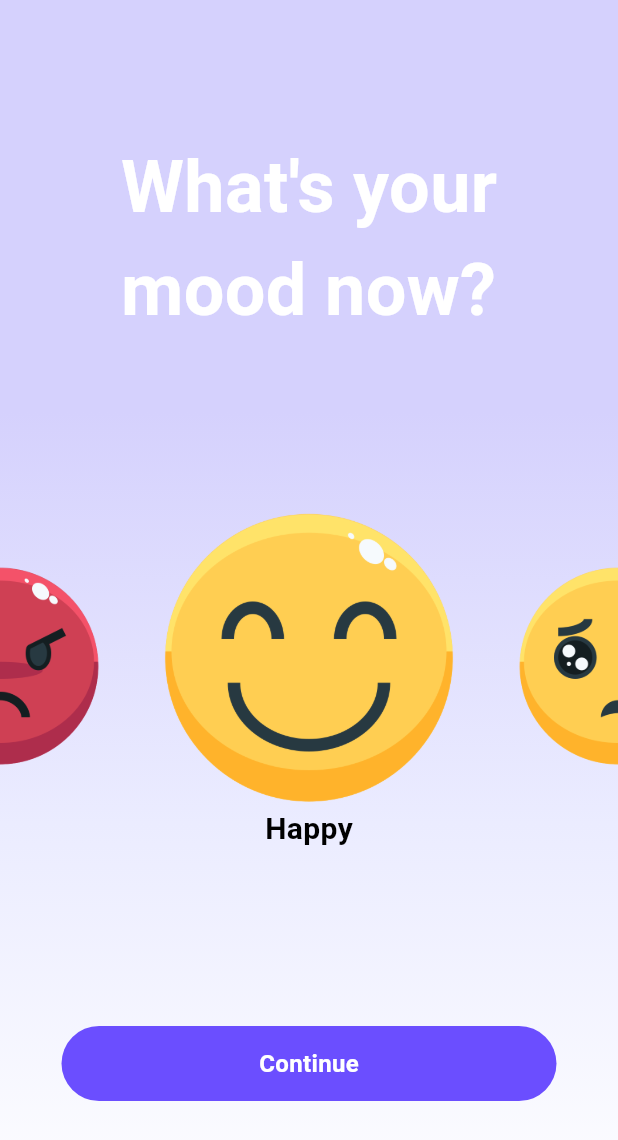
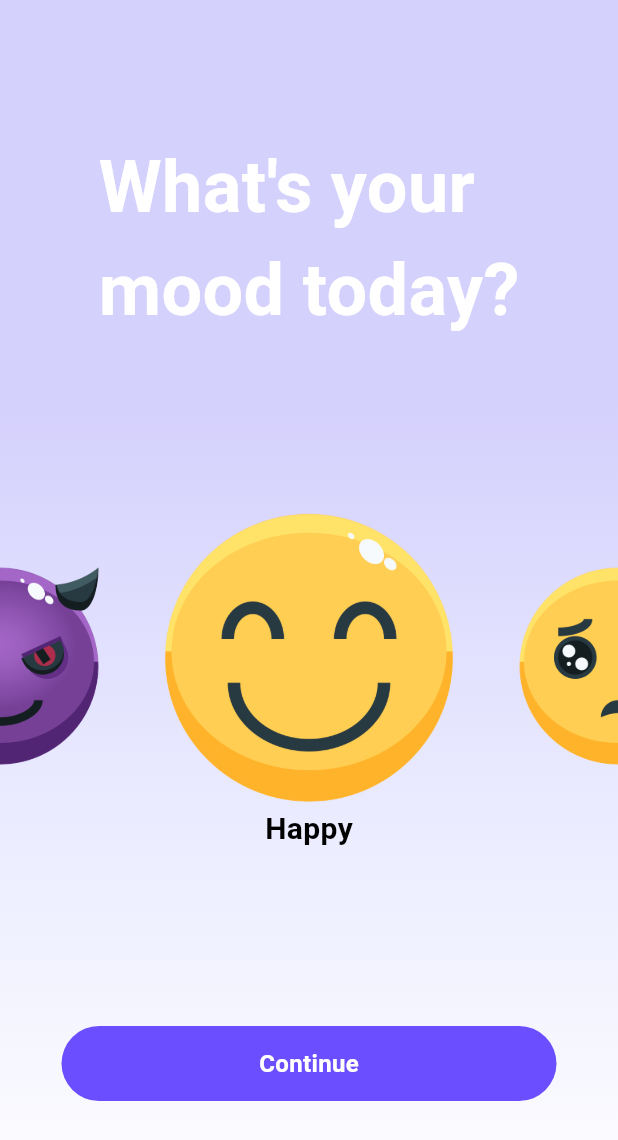
Before and after one commit to DenisGrudin1n/Mood-Journal-App, a Flutter app: the screen it shows after launch, on a phone screen of 412 x 824 dp. Shown: the top 1140 px of the screen. Run offline on Flutter 3.47's test engine with Material 3 defaults, Android fonts, the phone set to English and light mode, and no system bars; drawn by our look-alikes of carousel_slider; our stand-ins replace get, lottie.

Commit message:
upd: getX state manager adjusted + more mood emojis added

```diff
--- a/lib/constants.dart
+++ b/lib/constants.dart
@@ -25,10 +25,30 @@ const List<String> emojiList = [
   'assets/emoji/happy.png',
   'assets/emoji/sad.png',
   'assets/emoji/angry.png',
+  'assets/emoji/neutral.png',
+  'assets/emoji/laughing.png',
+  'assets/emoji/silly.png',
+  'assets/emoji/surprised.png',
+  'assets/emoji/tired.png',
+  'assets/emoji/sleepy.png',
+  'assets/emoji/in_love.png',
+  'assets/emoji/tearful.png',
+  'assets/emoji/awkward.png',
+  'assets/emoji/badass.png',
 ];
 
 const List<String> emojiNames = [
   'Happy',
   'Sad',
   'Angry',
+  'Neutral',
+  'Laughing',
+  'Silly',
+  'Surprised',
+  'Tired',
+  'Sleepy',
+  'In love',
+  'Tearful',
+  'Awkward',
+  'Badass',
 ];
--- /dev/null
+++ b/lib/controllers/daily_mood_page_controller.dart
@@ -0,0 +1,7 @@
+import 'package:carousel_slider/carousel_controller.dart';
+import 'package:get/get.dart';
+
+class DailyMoodPageController extends GetxController {
+  final CarouselController emojiController = CarouselController();
+  var currentEmojiIndex = 0.obs;
+}
--- a/lib/main.dart
+++ b/lib/main.dart
@@ -1,4 +1,5 @@
 import 'package:flutter/material.dart';
+import 'package:get/get.dart';
 import 'package:mood_journal/constants.dart';
 import 'package:mood_journal/views/splash_screen.dart';
 
@@ -11,12 +12,12 @@ class MyApp extends StatelessWidget {
 
   @override
   Widget build(BuildContext context) {
-    return MaterialApp(
+    return GetMaterialApp(
       debugShowCheckedModeBanner: false,
       theme: ThemeData(
         scaffoldBackgroundColor: bgLight,
       ),
-      home: const SplashScreenToHome(),
+      home: const SplashScreenToDailyMoodPage(),
     );
   }
 }
--- /dev/null
+++ b/lib/views/daily_mood_page.dart
@@ -0,0 +1,127 @@
+import 'package:carousel_slider/carousel_slider.dart';
+import 'package:flutter/material.dart';
+import 'package:mood_journal/constants.dart';
+import 'package:get/get.dart';
+import 'package:mood_journal/controllers/daily_mood_page_controller.dart';
+import 'package:mood_journal/controllers/home_page_controller.dart';
+
+class DailyMoodPage extends StatelessWidget {
+  const DailyMoodPage({super.key});
+
+  @override
+  Widget build(BuildContext context) {
+    final DailyMoodPageController controller =
+        Get.put(DailyMoodPageController());
+
+    return Scaffold(
+      body: Container(
+        decoration: const BoxDecoration(
+          gradient: bgLightGradient,
+        ),
+        child: Center(
+          child: Padding(
+            padding: const EdgeInsets.only(
+              top: 90,
+            ),
+            child: Column(
+              children: [
+                const Text(
+                  "What's your\nmood today?",
+                  style: TextStyle(
+                    fontSize: 48,
+                    fontWeight: mediumFontWeight,
+                    color: whiteColor,
+                  ),
+                ),
+
+                // Add Smiles Carousel
+                Expanded(
+                  child: CarouselSlider.builder(
+                    carouselController: controller.emojiController,
+                    itemCount: emojiList.length,
+                    itemBuilder: (context, itemIndex, _) {
+                      return Column(
+                        mainAxisAlignment: MainAxisAlignment.center,
+                        children: [
+                          Image.asset(
+                            emojiList[itemIndex],
+                            height: 200,
+                            width: 200,
+                          ),
+                          Obx(() {
+                            return controller.currentEmojiIndex.value ==
+                                    itemIndex
+                                ? SizedBox(
+                                    height: 35,
+                                    child: Text(
+                                      emojiNames[itemIndex],
+                                      style: const TextStyle(
+                                        fontSize: 20,
+                                        fontWeight: mediumFontWeight,
+                                        color: blackColor,
+                                      ),
+                                    ),
+                                  )
+                                : const SizedBox(
+                                    height: 35,
+                                  );
+                          }),
+                        ],
+                      );
+                    },
+                    options: CarouselOptions(
+                      height: 500,
+                      viewportFraction: 0.5,
+                      initialPage: 0,
+                      enableInfiniteScroll: true,
+                      enlargeCenterPage: true,
+                      enlargeFactor: 0.5,
+                      scrollDirection: Axis.horizontal,
+                      autoPlay: true,
+                      autoPlayInterval: const Duration(milliseconds: 2000),
+                      autoPlayAnimationDuration:
+                          const Duration(milliseconds: 1200),
+                      autoPlayCurve: Curves.fastOutSlowIn,
+                      onPageChanged: (itemIndex, _) {
+                        controller.currentEmojiIndex.value = itemIndex;
+                      },
+                    ),
+                  ),
+                ),
+
+                // Add Continue Button
+                Padding(
+                  padding: const EdgeInsets.only(
+                    bottom: 90,
+                  ),
+                  child: InkWell(
+                    // ignore: void_checks
+                    onTap: () => Get.put(HomePageController()),
+                    child: Container(
+                      width: 330,
+                      height: 50,
+                      decoration: BoxDecoration(
+                        borderRadius: BorderRadius.circular(30),
+                        color: blueColor,
+                      ),
+                      child: const Center(
+                        child: Text(
+                          "Continue",
+                          style: TextStyle(
+                            color: whiteColor,
+                            fontSize: 16,
+                            fontWeight: mediumFontWeight,
+                          ),
+                        ),
+                      ),
+                    ),
+                  ),
+                ),
+              ],
+            ),
+          ),
+        ),
+      ),
+    );
+  }
+}
--- a/lib/views/home_page.dart
+++ b/lib/views/home_page.dart
@@ -1,123 +1,13 @@
-import 'package:carousel_slider/carousel_slider.dart';
 import 'package:flutter/material.dart';
-import 'package:mood_journal/constants.dart';
 
-class HomePage extends StatefulWidget {
+class HomePage extends StatelessWidget {
   const HomePage({super.key});
 
   @override
-  State<HomePage> createState() => _HomePageState();
-}
-
-class _HomePageState extends State<HomePage> {
-  CarouselController emojiController = CarouselController();
-  int currentEmojiIndex = 0;
-
-  @override
   Widget build(BuildContext context) {
-    return Scaffold(
-      body: Container(
-        decoration: const BoxDecoration(
-          gradient: bgLightGradient,
-        ),
-        child: Center(
-          child: Padding(
-            padding: const EdgeInsets.only(
-              top: 90,
-            ),
-            child: Column(
-              children: [
-                const Text(
-                  "What's your\nmood now?",
-                  style: TextStyle(
-                    fontSize: 48,
-                    fontWeight: mediumFontWeight,
-                    color: whiteColor,
-                  ),
-                ),
-
-                // Add Smiles Carousel
-                Expanded(
-                  child: CarouselSlider.builder(
-                    carouselController: emojiController,
-                    itemCount: emojiList.length,
-                    itemBuilder: (context, itemIndex, _) {
-                      return Column(
-                        mainAxisAlignment: MainAxisAlignment.center,
-                        children: [
-                          Image.asset(
-                            emojiList[itemIndex],
-                            height: 200,
-                            width: 200,
-                          ),
-                          currentEmojiIndex == itemIndex
-                              ? SizedBox(
-                                  height: 35,
-                                  child: Text(
-                                    emojiNames[itemIndex],
-                                    style: const TextStyle(
-                                      fontSize: 20,
-                                      fontWeight: mediumFontWeight,
-                                      color: blackColor,
-                                    ),
-                                  ),
-                                )
-                              : const SizedBox(
-                                  height: 35,
-                                ),
-                        ],
-                      );
-                    },
-                    options: CarouselOptions(
-                      height: 500,
-                      viewportFraction: 0.5,
-                      initialPage: 0,
-                      enableInfiniteScroll: true,
-                      enlargeCenterPage: true,
-                      enlargeFactor: 0.5,
-                      scrollDirection: Axis.horizontal,
-                      autoPlay: true,
-                      autoPlayInterval: const Duration(milliseconds: 2000),
-                      autoPlayAnimationDuration:
-                          const Duration(milliseconds: 1200),
-                      autoPlayCurve: Curves.fastOutSlowIn,
-                      onPageChanged: (itemIndex, _) {
-                        setState(() {
-                          currentEmojiIndex = itemIndex;
-                        });
-                      },
-                    ),
-                  ),
-                ),
-
-                // Add Continue Button
-                Padding(
-                  padding: const EdgeInsets.only(
-                    bottom: 90,
-                  ),
-                  child: Container(
-                    width: 330,
-                    height: 50,
-                    decoration: BoxDecoration(
-                      borderRadius: BorderRadius.circular(30),
-                      color: blueColor,
-                    ),
-                    child: const Center(
-                      child: Text(
-                        "Continue",
-                        style: TextStyle(
-                          color: whiteColor,
-                          fontSize: 16,
-                          fontWeight: mediumFontWeight,
-                        ),
-                      ),
-                    ),
-                  ),
-                ),
-              ],
-            ),
-          ),
-        ),
+    return const Scaffold(
+      body: Center(
+        child: Text("Home Page"),
       ),
     );
   }
--- a/pubspec.yaml
+++ b/pubspec.yaml
@@ -38,6 +38,7 @@ dependencies:
   lottie: ^3.1.2
   provider: ^6.1.2
   carousel_slider: ^4.2.1
+  get: ^4.6.6
 
 dev_dependencies:
   flutter_test:
```
Also changed, not shown: lib/controllers/home_page_controller.dart (added, +14 -0 lines), lib/controllers/splash_screen_controller.dart (added, +16 -0 lines), lib/views/splash_screen.dart (+5 -13 lines), assets/emoji/awkward.png (added), assets/emoji/badass.png (added), assets/emoji/in_love.png (added), assets/emoji/laughing.png (added), assets/emoji/neutral.png (added), assets/emoji/silly.png (added), assets/emoji/sleepy.png (added), assets/emoji/surprised.png (added), assets/emoji/tearful.png (added), assets/emoji/tired.png (added), pubspec.lock.
